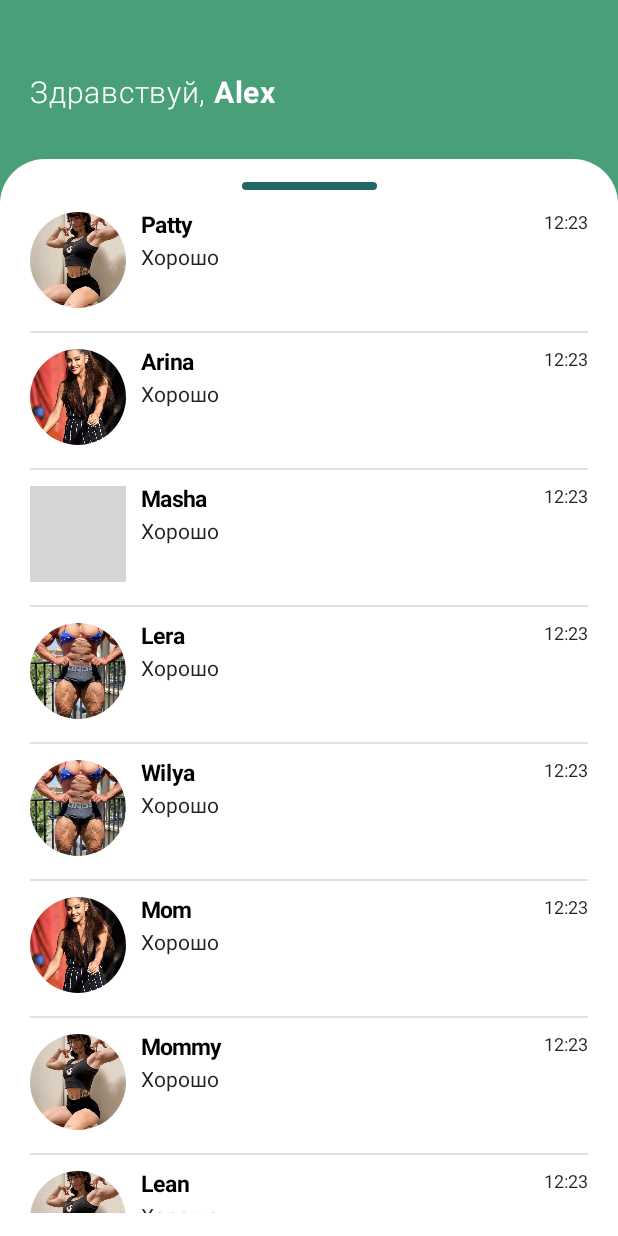
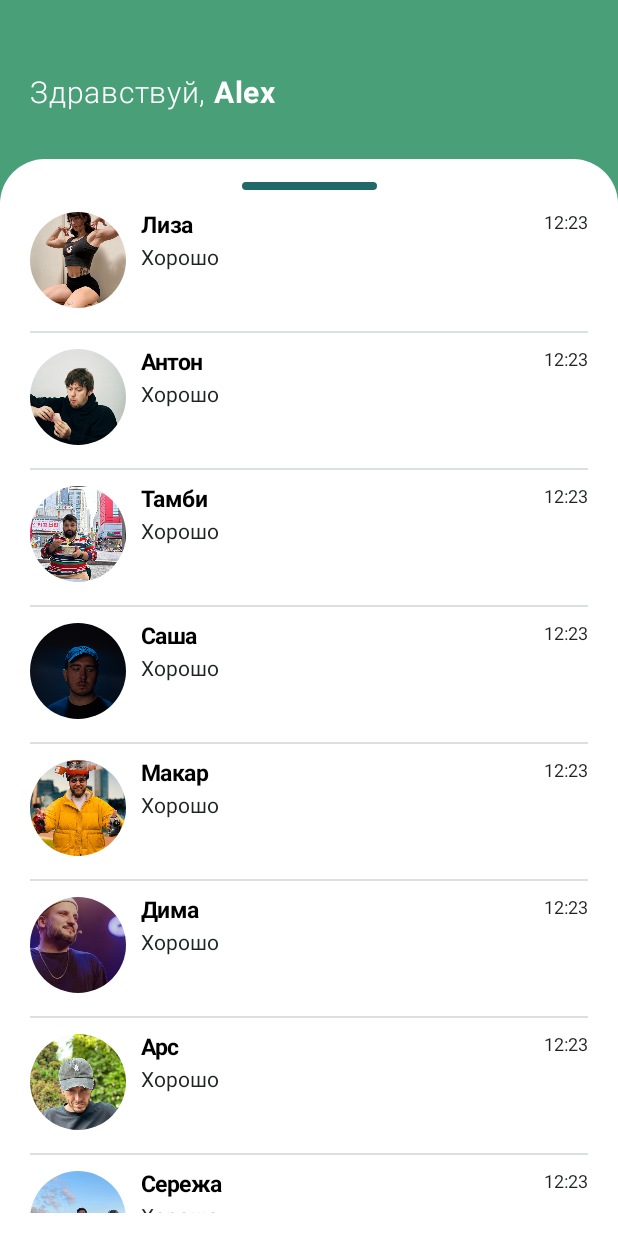
Before and after one commit to pansanek/OrpheusJetpackCompose, an Android app built with Jetpack Compose: the ChatListScreen screen opened through its navigation route, on a phone screen of 412 x 824 dp. Run offline under Robolectric (Android 15) with nearby library versions, the light colour scheme and no system bars; grey boxes are pictures that could not be loaded.

Commit message:
Some more changes

```diff
--- a/app/src/main/java/ru/potemkin/orpheusjetpackcompose/data/Person.kt
+++ b/app/src/main/java/ru/potemkin/orpheusjetpackcompose/data/Person.kt
@@ -14,52 +14,42 @@ data class Person(
 val personList = listOf(
     Person(
         1,
-        "Patty",
+        "Лиза",
         R.drawable.sample1
     ),
     Person(
         2,
-        "Arina",
+        "Антон",
         R.drawable.sample2
     ),
     Person(
         3,
-        "Masha",
+        "Тамби",
         R.drawable.sample3
     ),
     Person(
         4,
-        "Lera",
+        "Саша",
         R.drawable.sample4
     ),
     Person(
         5,
-        "Wilya",
-        R.drawable.sample4
+        "Макар",
+        R.drawable.sample5
     ),
     Person(
         6,
-        "Mom",
-        R.drawable.sample2
+        "Дима",
+        R.drawable.sample6
     ),
     Person(
         7,
-        "Mommy",
-        R.drawable.sample1
+        "Арс",
+        R.drawable.sample7
     ),
     Person(
         8,
-        "Lean",
-        R.drawable.sample1
-    ),
-    Person(
-        9,
-        "Larry",
-        R.drawable.sample4
-    ),
-    Person(
-        10,
-        "Ariana",
-        R.drawable.sample2
-    ),
+        "Сережа",
+        R.drawable.sample8
+    )
 )
--- a/app/src/main/java/ru/potemkin/orpheusjetpackcompose/presentation/screens/ChatListScreen.kt
+++ b/app/src/main/java/ru/potemkin/orpheusjetpackcompose/presentation/screens/ChatListScreen.kt
@@ -26,6 +26,7 @@ import androidx.compose.ui.text.TextStyle
 import androidx.compose.ui.text.buildAnnotatedString
 import androidx.compose.ui.text.font.FontWeight
 import androidx.compose.ui.text.withStyle
+import androidx.compose.ui.tooling.preview.Preview
 import androidx.compose.ui.unit.dp
 import androidx.compose.ui.unit.sp
 import androidx.navigation.NavHostController
@@ -35,6 +36,7 @@ import ru.potemkin.orpheusjetpackcompose.data.personList
 import ru.potemkin.orpheusjetpackcompose.presentation.components.SpacerHeight
 import ru.potemkin.orpheusjetpackcompose.presentation.components.SpacerWidth
 import ru.potemkin.orpheusjetpackcompose.presentation.navigation.CHAT_SCREEN
+import ru.potemkin.orpheusjetpackcompose.presentation.navigation.MainNavigation
 import ru.potemkin.orpheusjetpackcompose.presentation.theme.*
 
 @Composable
```
Also changed, not shown: app/src/main/res/drawable-xxhdpi/sample2.jpg (deleted), app/src/main/res/drawable-xxhdpi/sample2.png (added), app/src/main/res/drawable-xxhdpi/sample3.png (added), app/src/main/res/drawable-xxhdpi/sample4.jpeg (deleted), app/src/main/res/drawable-xxhdpi/sample4.png (added), app/src/main/res/drawable-xxhdpi/sample5.png (added), app/src/main/res/drawable-xxhdpi/sample6.png (added), app/src/main/res/drawable-xxhdpi/sample7.png (added), app/src/main/res/drawable-xxhdpi/sample8.png (added), 1 other file.
